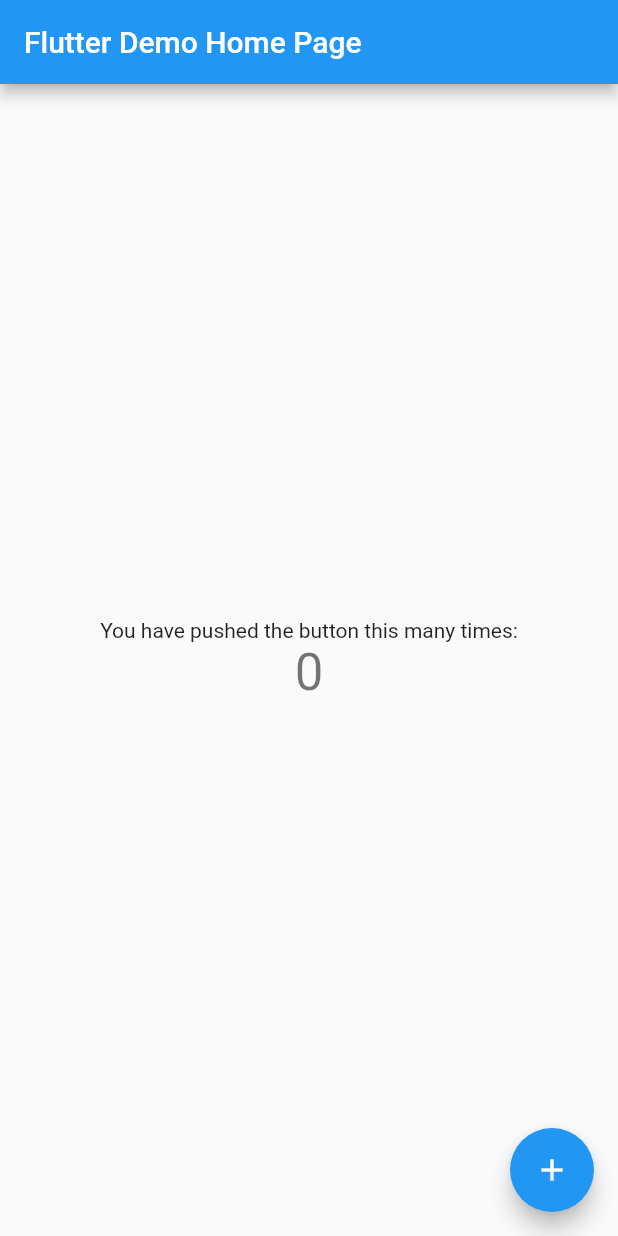
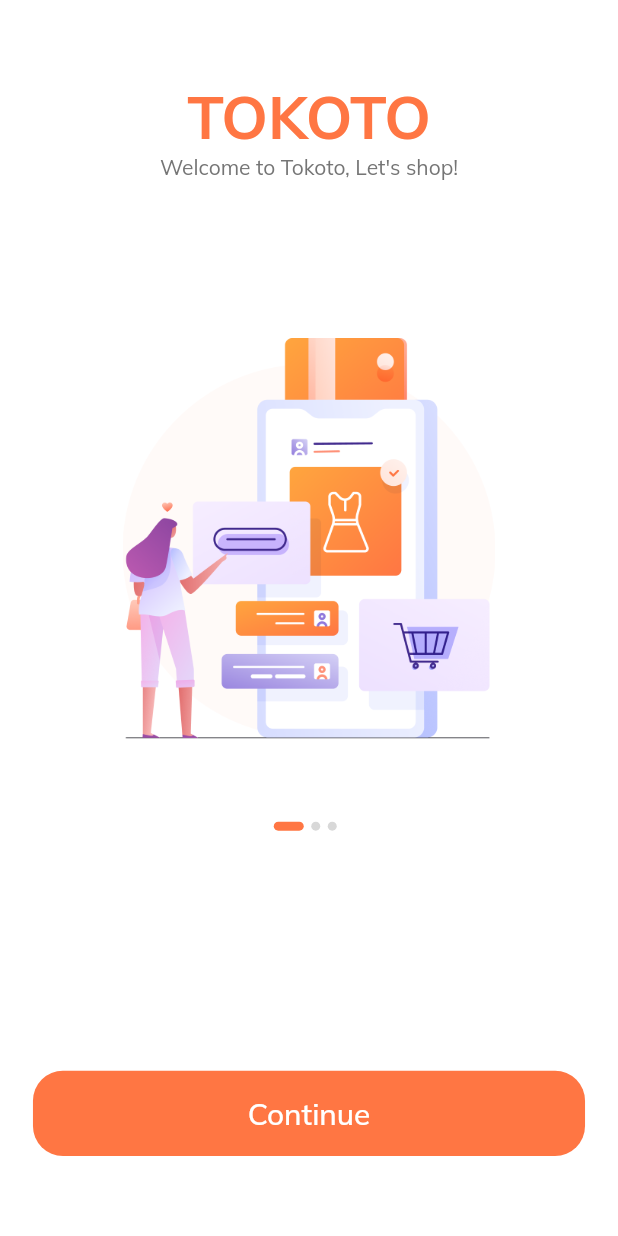
Before and after one commit to minhduytran0708/E-commerce-Flutter-UI, a Flutter app: the screen it shows after launch, on a phone screen of 412 x 824 dp. Run offline on Flutter 3.47's test engine with Material 2 defaults, Android fonts, the phone set to English and light mode, and no system bars.

Commit message:
onboarding screen

```diff
--- a/shop_app/analysis_options.yaml
+++ b/shop_app/analysis_options.yaml
@@ -22,6 +22,8 @@ linter:
   # `// ignore_for_file: name_of_lint` syntax on the line or in the file
   # producing the lint.
   rules:
+    prefer_const_constructors : fasle
+    use_key_in_widget_constructors: fasle
     # avoid_print: false  # Uncomment to disable the `avoid_print` rule
     # prefer_single_quotes: true  # Uncomment to enable the `prefer_single_quotes` rule
 
--- /dev/null
+++ b/shop_app/lib/components/default_button.dart
@@ -0,0 +1,36 @@
+import 'package:flutter/material.dart';
+
+import '../constants.dart';
+import '../size_config.dart';
+
+class DefaultButton extends StatelessWidget {
+  const DefaultButton({
+    Key? key,
+    this.text,
+    this.press,
+  }) : super(key: key);
+  final String? text;
+  final Function()? press;
+
+  @override
+  Widget build(BuildContext context) {
+    return SizedBox(
+      width: double.infinity,
+      height: getProportionateScreenHeight(56),
+      child: FlatButton(
+        shape: RoundedRectangleBorder(
+          borderRadius: BorderRadius.circular(20),
+        ),
+        color: kPrimaryColor,
+        onPressed: press,
+        child: Text(
+          text ?? "",
+          style: TextStyle(
+            fontSize: getProportionateScreenWidth(18),
+            color: Colors.white,
+          ),
+        ),
+      ),
+    );
+  }
+}
--- /dev/null
+++ b/shop_app/lib/constants.dart
@@ -0,0 +1,13 @@
+import 'package:flutter/material.dart';
+
+const kPrimaryColor = Color(0xFFFF7643);
+const kPrimaryLightColor = Color(0xFFFFECDF);
+const kPrimaryGradientColor = LinearGradient(
+  begin: Alignment.topLeft,
+  end: Alignment.bottomRight,
+  colors: [Color(0xFFFFA53E), Color(0xFFFF7643)],
+);
+const kSecondaryColor = Color(0xFF979797);
+const kTextColor = Color(0xFF757575);
+
+const kAnimationDuration = Duration(milliseconds: 200);
--- a/shop_app/lib/main.dart
+++ b/shop_app/lib/main.dart
@@ -1,4 +1,6 @@
 import 'package:flutter/material.dart';
+import 'package:shop_app/constants.dart';
+import 'package:shop_app/screens/splash/splash_screen.dart';
 
 void main() {
   runApp(const MyApp());
@@ -11,105 +13,18 @@ class MyApp extends StatelessWidget {
   @override
   Widget build(BuildContext context) {
     return MaterialApp(
+      debugShowCheckedModeBanner: false,
       title: 'Flutter Demo',
       theme: ThemeData(
-        // This is the theme of your application.
-        //
-        // Try running your application with "flutter run". You'll see the
-        // application has a blue toolbar. Then, without quitting the app, try
-        // changing the primarySwatch below to Colors.green and then invoke
-        // "hot reload" (press "r" in the console where you ran "flutter run",
-        // or simply save your changes to "hot reload" in a Flutter IDE).
-        // Notice that the counter didn't reset back to zero; the application
-        // is not restarted.
-        primarySwatch: Colors.blue,
+        scaffoldBackgroundColor: Colors.white,
+        fontFamily: "Muli",
+        textTheme: TextTheme(
+          bodyText1: TextStyle(color: kTextColor),
+          bodyText2: TextStyle(color: kTextColor),
+        ),
+        visualDensity: VisualDensity.adaptivePlatformDensity,
       ),
-      home: const MyHomePage(title: 'Flutter Demo Home Page'),
+      home: SplashScreen(),
     );
   }
 }
-
-class MyHomePage extends StatefulWidget {
-  const MyHomePage({Key? key, required this.title}) : super(key: key);
-
-  // This widget is the home page of your application. It is stateful, meaning
-  // that it has a State object (defined below) that contains fields that affect
-  // how it looks.
-
-  // This class is the configuration for the state. It holds the values (in this
-  // case the title) provided by the parent (in this case the App widget) and
-  // used by the build method of the State. Fields in a Widget subclass are
-  // always marked "final".
-
-  final String title;
-
-  @override
-  State<MyHomePage> createState() => _MyHomePageState();
-}
-
-class _MyHomePageState extends State<MyHomePage> {
-  int _counter = 0;
-
-  void _incrementCounter() {
-    setState(() {
-      // This call to setState tells the Flutter framework that something has
-      // changed in this State, which causes it to rerun the build method below
-      // so that the display can reflect the updated values. If we changed
-      // _counter without calling setState(), then the build method would not be
-      // called again, and so nothing would appear to happen.
-      _counter++;
-    });
-  }
-
-  @override
-  Widget build(BuildContext context) {
-    // This method is rerun every time setState is called, for instance as done
-    // by the _incrementCounter method above.
-    //
-    // The Flutter framework has been optimized to make rerunning build methods
-    // fast, so that you can just rebuild anything that needs updating rather
-    // than having to individually change instances of widgets.
-    return Scaffold(
-      appBar: AppBar(
-        // Here we take the value from the MyHomePage object that was created by
-        // the App.build method, and use it to set our appbar title.
-        title: Text(widget.title),
-      ),
-      body: Center(
-        // Center is a layout widget. It takes a single child and positions it
-        // in the middle of the parent.
-        child: Column(
-          // Column is also a layout widget. It takes a list of children and
-          // arranges them vertically. By default, it sizes itself to fit its
-          // children horizontally, and tries to be as tall as its parent.
-          //
-          // Invoke "debug painting" (press "p" in the console, choose the
-          // "Toggle Debug Paint" action from the Flutter Inspector in Android
-          // Studio, or the "Toggle Debug Paint" command in Visual Studio Code)
-          // to see the wireframe for each widget.
-          //
-          // Column has various properties to control how it sizes itself and
-          // how it positions its children. Here we use mainAxisAlignment to
-          // center the children vertically; the main axis here is the vertical
-          // axis because Columns are vertical (the cross axis would be
-          // horizontal).
-          mainAxisAlignment: MainAxisAlignment.center,
-          children: <Widget>[
-            const Text(
-              'You have pushed the button this many times:',
-            ),
-            Text(
-              '$_counter',
-              style: Theme.of(context).textTheme.headline4,
-            ),
-          ],
-        ),
-      ),
-      floatingActionButton: FloatingActionButton(
-        onPressed: _incrementCounter,
-        tooltip: 'Increment',
-        child: const Icon(Icons.add),
-      ), // This trailing comma makes auto-formatting nicer for build methods.
-    );
-  }
-}
--- /dev/null
+++ b/shop_app/lib/routes.dart
@@ -0,0 +1,5 @@
+import 'package:flutter/widgets.dart';
+
+// We use name route
+// All our routes will be available here
+final Map<String, WidgetBuilder> routes = {};
--- /dev/null
+++ b/shop_app/lib/screens/splash/components/body.dart
@@ -0,0 +1,89 @@
+import 'package:flutter/material.dart';
+import 'package:shop_app/constants.dart';
+import 'package:shop_app/size_config.dart';
+
+import '../components/splash_content.dart';
+import '../../../components/default_button.dart';
+
+class Body extends StatefulWidget {
+  @override
+  _BodyState createState() => _BodyState();
+}
+
+class _BodyState extends State<Body> {
+  int currentPage = 0;
+  List<Map<String, String>> splashData = [
+    {
+      "text": "Welcome to Tokoto, Let's shop!",
+      "image": "assets/images/splash_1.png"
+    },
+    {
+      "text":
+          "We help people connect with store \naround United State of America",
+      "image": "assets/images/splash_2.png"
+    },
+    {
+      "text": "We show the easy way to shop. \nJust stay at home with us.",
+      "image": "assets/images/splash_3.png"
+    },
+  ];
+  @override
+  Widget build(BuildContext context) {
+    return SafeArea(
+        child: SizedBox(
+            width: double.infinity,
+            child: Column(
+              children: <Widget>[
+                Expanded(
+                  flex: 3,
+                  child: PageView.builder(
+                    onPageChanged: (value) {
+                      setState(() {
+                        currentPage = value;
+                      });
+                    },
+                    itemCount: splashData.length,
+                    itemBuilder: (context, index) => SplashContent(
+                      image: splashData[index]['image'],
+                      text: splashData[index]['text'],
+                    ),
+                  ),
+                ),
+                Expanded(
+                  flex: 2,
+                  child: Padding(
+                    padding: EdgeInsets.symmetric(
+                        horizontal: getProportionateScreenWidth(20)),
+                    child: Column(children: <Widget>[
+                      Spacer(),
+                      Row(
+                        mainAxisAlignment: MainAxisAlignment.center,
+                        children: List.generate(splashData.length,
+                            (index) => buildDot(index: index)),
+                      ),
+                      Spacer(flex: 3),
+                      DefaultButton(
+                        text: "Continue",
+                        press: () {},
+                      ),
+                      Spacer(),
+                    ]),
+                  ),
+                )
+              ],
+            )));
+  }
+
+  AnimatedContainer buildDot({int? index}) {
+    return AnimatedContainer(
+      duration: kAnimationDuration,
+      margin: EdgeInsets.only(right: 5),
+      height: 6,
+      width: currentPage == index ? 20 : 6,
+      decoration: BoxDecoration(
+        color: currentPage == index ? kPrimaryColor : Color(0xFFD8D8D8),
+        borderRadius: BorderRadius.circular(3),
+      ),
+    );
+  }
+}
--- /dev/null
+++ b/shop_app/lib/screens/splash/components/splash_content.dart
@@ -0,0 +1,40 @@
+import 'package:flutter/material.dart';
+
+import '../../../constants.dart';
+import '../../../size_config.dart';
+
+class SplashContent extends StatelessWidget {
+  const SplashContent({
+    Key? key,
+    this.text,
+    this.image,
+  }) : super(key: key);
+  final String? text, image;
+
+  @override
+  Widget build(BuildContext context) {
+    return Column(
+      children: <Widget>[
+        Spacer(),
+        Text(
+          "TOKOTO",
+          style: TextStyle(
+            fontSize: getProportionateScreenWidth(36),
+            color: kPrimaryColor,
+            fontWeight: FontWeight.bold,
+          ),
+        ),
+        Text(
+          text ?? "",
+          textAlign: TextAlign.center,
+        ),
+        Spacer(flex: 2),
+        Image.asset(
+          image ?? "",
+          height: getProportionateScreenHeight(265),
+          width: getProportionateScreenWidth(235),
+        )
+      ],
+    );
+  }
+}
--- /dev/null
+++ b/shop_app/lib/screens/splash/splash_screen.dart
@@ -0,0 +1,14 @@
+import 'package:flutter/material.dart';
+import 'package:shop_app/screens/splash/components/body.dart';
+import 'package:shop_app/size_config.dart';
+
+class SplashScreen extends StatelessWidget {
+  static String routeName = "/splash";
+  @override
+  Widget build(BuildContext context) {
+    SizeConfig().init(context);
+    return Scaffold(
+      body: Body(),
+    );
+  }
+}
--- /dev/null
+++ b/shop_app/lib/size_config.dart
@@ -0,0 +1,30 @@
+import 'package:flutter/material.dart';
+
+class SizeConfig {
+  static MediaQueryData? _mediaQueryData;
+  static double? screenWidth;
+  static double? screenHeight;
+  static double? defaultSize;
+  static Orientation? orientation;
+
+  void init(BuildContext context) {
+    _mediaQueryData = MediaQuery.of(context);
+    screenWidth = _mediaQueryData?.size.width;
+    screenHeight = _mediaQueryData?.size.height;
+    orientation = _mediaQueryData?.orientation;
+  }
+}
+
+//Get the proportionate height as per screen size
+double getProportionateScreenHeight(double inputHeight) {
+  double? screenHeight = SizeConfig.screenHeight;
+  // 812 is the layout height that designer use
+  return (inputHeight / 812.0) * screenHeight!;
+}
+
+//Get the proportionate width as per screen size
+double getProportionateScreenWidth(double inputWidth) {
+  double? screenWidth = SizeConfig.screenWidth;
+  //375 is the layout width that designer use
+  return (inputWidth / 375.0) * screenWidth!;
+}
```
Also changed, not shown: shop_app/pubspec.yaml (+13 -8 lines), shop_app/pubspec.lock.
